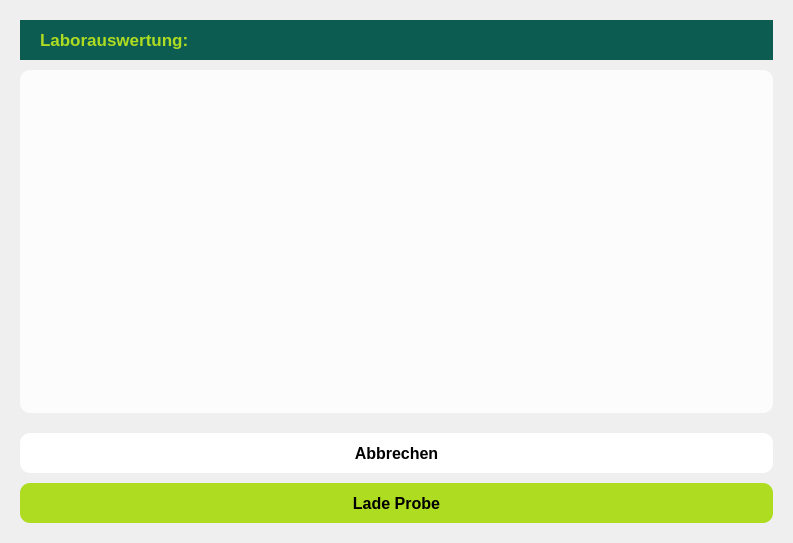
Old version of the form views/select_probe.ui in the repository FlorianZasa/capza.
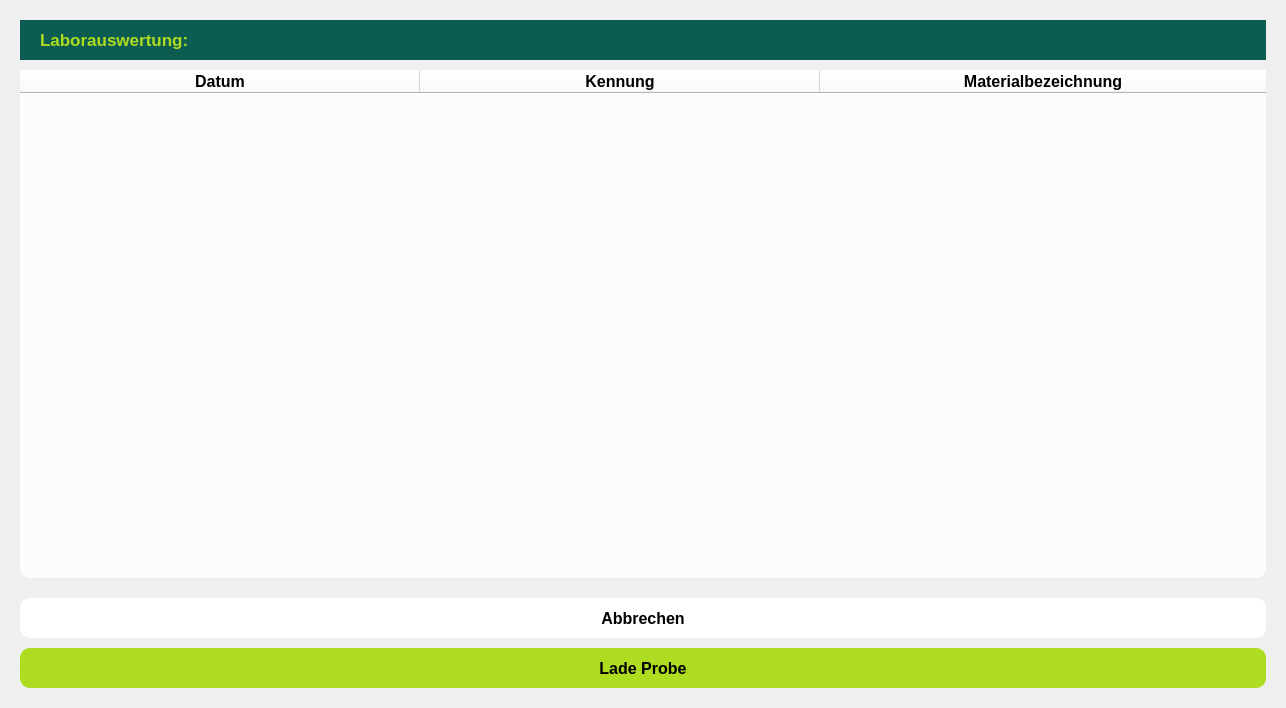
New version of the form. Icons and pictures are not drawn.

```diff
--- a/views/select_probe.ui
+++ b/views/select_probe.ui
@@ -6,8 +6,8 @@
    <rect>
     <x>0</x>
     <y>0</y>
-    <width>793</width>
-    <height>543</height>
+    <width>1286</width>
+    <height>708</height>
    </rect>
   </property>
   <property name="windowTitle">
@@ -156,10 +156,16 @@
          <enum>QAbstractItemView::SelectRows</enum>
         </property>
         <property name="sortingEnabled">
-         <bool>false</bool>
+         <bool>true</bool>
         </property>
         <attribute name="horizontalHeaderMinimumSectionSize">
-         <number>40</number>
+         <number>300</number>
+        </attribute>
+        <attribute name="horizontalHeaderDefaultSectionSize">
+         <number>400</number>
+        </attribute>
+        <attribute name="horizontalHeaderShowSortIndicator" stdset="0">
+         <bool>true</bool>
         </attribute>
         <attribute name="horizontalHeaderStretchLastSection">
          <bool>true</bool>
@@ -167,6 +173,45 @@
         <attribute name="verticalHeaderVisible">
          <bool>false</bool>
         </attribute>
+        <column>
+         <property name="text">
+          <string>Datum</string>
+         </property>
+         <property name="font">
+          <font>
+           <family>Leelawadee UI</family>
+           <pointsize>12</pointsize>
+           <weight>75</weight>
+           <bold>true</bold>
+          </font>
+         </property>
+        </column>
+        <column>
+         <property name="text">
+          <string>Kennung</string>
+         </property>
+         <property name="font">
+          <font>
+           <family>Leelawadee UI</family>
+           <pointsize>12</pointsize>
+           <weight>75</weight>
+           <bold>true</bold>
+          </font>
+         </property>
+        </column>
+        <column>
+         <property name="text">
+          <string>Materialbezeichnung</string>
+         </property>
+         <property name="font">
+          <font>
+           <family>Leelawadee UI</family>
+           <pointsize>12</pointsize>
+           <weight>75</weight>
+           <bold>true</bold>
+          </font>
+         </property>
+        </column>
        </widget>
       </item>
       <item>
```
